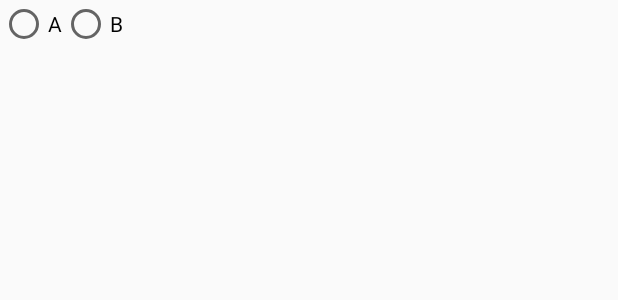
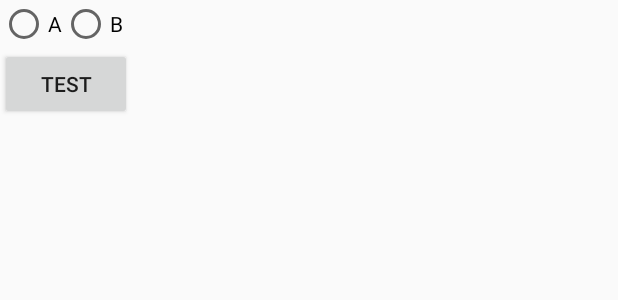
Before and after one commit to WerIf/TeaCup, an Android app: the layout activity_bazier.xml on its own in the app's theme, with its tools: preview values and no code run, on a phone screen of 412 x 824 dp. Shown: the top 300 px of the screen. Run offline under Robolectric (Android 15) with nearby library versions, the phone set to English and light mode, and no system bars; plain views replace BazierView; Roboto replaces fonts that are not available here.

```diff
--- a/app/src/main/java/com/teacup/MainActivity.java
+++ b/app/src/main/java/com/teacup/MainActivity.java
@@ -46,7 +46,6 @@ import com.teacup.been.MessageEvent;
 import com.teacup.details.BazierActivity;
 import com.teacup.details.CardViewActivity;
 import com.teacup.details.CoordLayoutActivity;
-import com.teacup.details.SheetActivity;
 import com.teacup.details.SqliteActivity;
 import com.teacup.details.TestBezierActivity;
 import com.teacup.details.ToolBarActivity;
@@ -85,6 +84,7 @@ public class MainActivity extends Activity implements NetWorkCondition, Permissi
         getWindow().requestFeature(Window.FEATURE_CONTENT_TRANSITIONS);
         getWindow().setExitTransition(new Explode());
         setContentView(R.layout.activity_main);
+
 
         init();
     }
--- a/app/src/main/java/com/teacup/details/ToolBarActivity.java
+++ b/app/src/main/java/com/teacup/details/ToolBarActivity.java
@@ -97,7 +97,5 @@ public class ToolBarActivity extends BaseActivity implements View.OnClickListene
 
 //        ActivityOptionsCompat options6 = ActivityOptionsCompat.makeSceneTransitionAnimation(this);
 //        ActivityCompat.startActivity(this, new Intent(this, MaterialDesignTestActivity.class), options6.toBundle());
-//
-
     }
 }
--- a/app/src/main/res/layout/activity_bazier.xml
+++ b/app/src/main/res/layout/activity_bazier.xml
@@ -12,6 +12,10 @@
         <!--android:layout_width="match_parent"-->
         <!--android:layout_height="match_parent" />-->
 
+  <LinearLayout
+      android:layout_width="match_parent"
+      android:layout_height="match_parent"
+      android:orientation="vertical">
       <RadioGroup
           android:id="@+id/group"
           android:layout_width="wrap_content"
@@ -31,4 +35,12 @@
               android:text="B" />
       </RadioGroup>
 
+
+      <Button
+          android:id="@+id/test"
+          android:layout_width="wrap_content"
+          android:layout_height="wrap_content"
+          android:text="test"/>
+  </LinearLayout>
+
 </android.support.constraint.ConstraintLayout>
--- a/app/src/main/res/layout/activity_material_disign_test.xml
+++ b/app/src/main/res/layout/activity_material_disign_test.xml
@@ -23,9 +23,9 @@
 
         <ImageView
             android:id="@+id/head"
-            android:layout_width="wrap_content"
-            android:layout_height="wrap_content"
-            android:background="@mipmap/timg"
+            android:layout_width="match_parent"
+            android:layout_height="290dp"
+            android:src="@mipmap/one"
             android:transitionName="@string/trans"
             android:layout_marginTop="10dp"
             android:layout_marginBottom="10dp"/>
```
Also changed, not shown: app/src/main/java/com/teacup/TestLayout.java (added, +42 -0 lines), app/src/main/java/com/teacup/details/BazierActivity.java (+30 -3 lines), teacup/src/main/java/com/july/teacup/interfs/ItemTouchHelperCallBack.java (added, +18 -0 lines), teacup/src/main/java/com/july/teacup/interfs/ItemTouchHelperStartDrag.java (added, +11 -0 lines), teacup/src/main/java/com/july/teacup/interfs/TeaCupItemTouchHelper.java (added, +91 -0 lines). Lines whose indentation alone changed are shown as unchanged.
